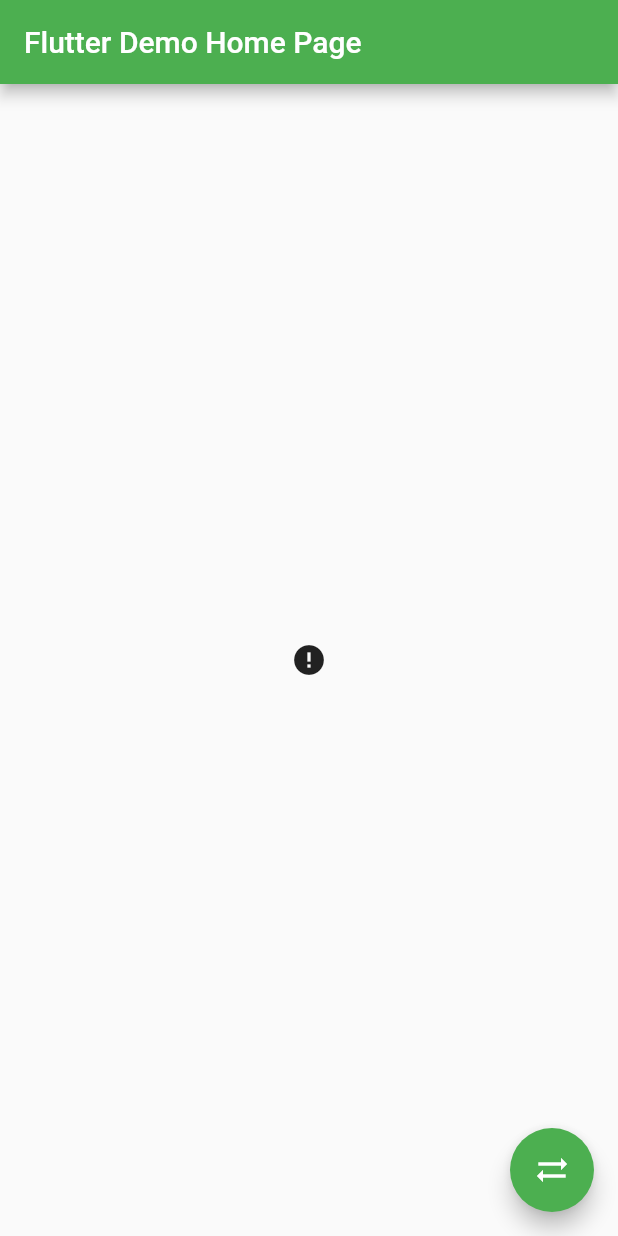
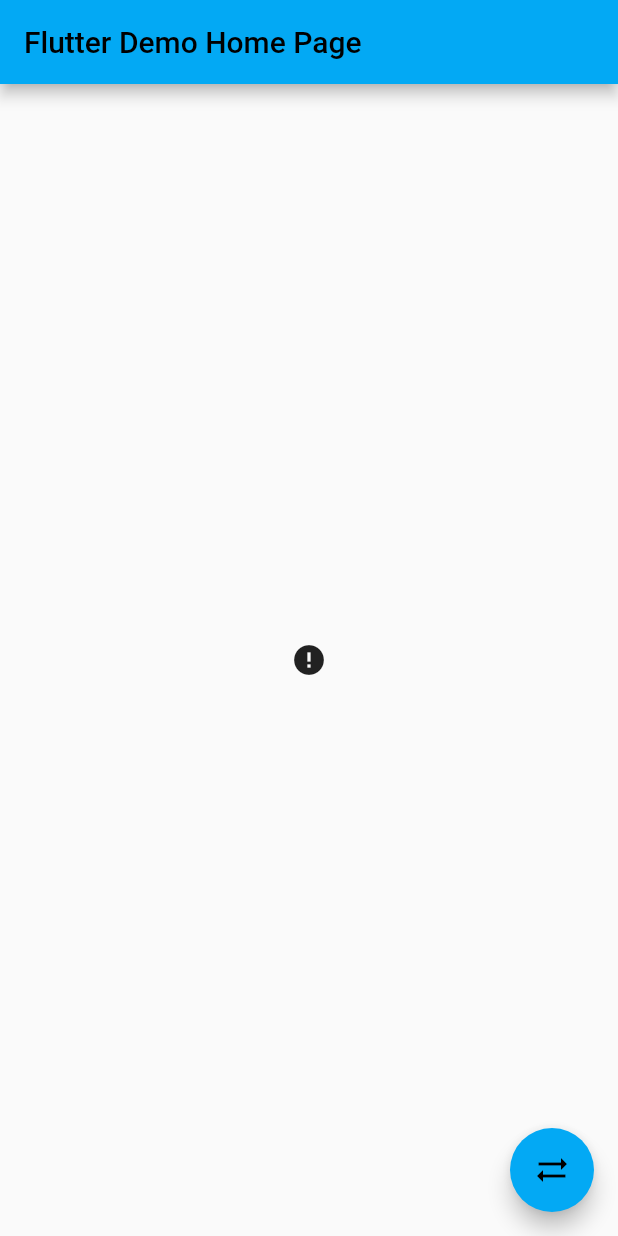
Before and after one commit to yuran09/devops-automation-tests, a Flutter app: the screen it shows after launch, on a phone screen of 412 x 824 dp. Run offline on Flutter 3.47's test engine with Material 2 defaults, Android fonts, the phone set to English and light mode, and no system bars; drawn by our look-alikes of cached_network_image; network calls fail.

Commit message:
app color changed to lightblue

```diff
--- a/lib/main.dart
+++ b/lib/main.dart
@@ -23,7 +23,7 @@ class MyApp extends StatelessWidget {
         // or simply save your changes to "hot reload" in a Flutter IDE).
         // Notice that the counter didn't reset back to zero; the application
         // is not restarted.
-        primarySwatch: Colors.green,
+        primarySwatch: Colors.lightBlue,
       ),
       home: MyHomePage(title: 'Flutter Demo Home Page'),
     );
@@ -81,7 +81,7 @@ class _MyHomePageState extends State<MyHomePage> {
     // than having to individually change instances of widgets.
     return Scaffold(
       appBar: AppBar(
-        backgroundColor: Colors.green,
+        backgroundColor: Colors.lightBlue,
         // Here we take the value from the MyHomePage object that was created by
         // the App.build method, and use it to set our appbar title.
         title: Text(widget.title),
```
